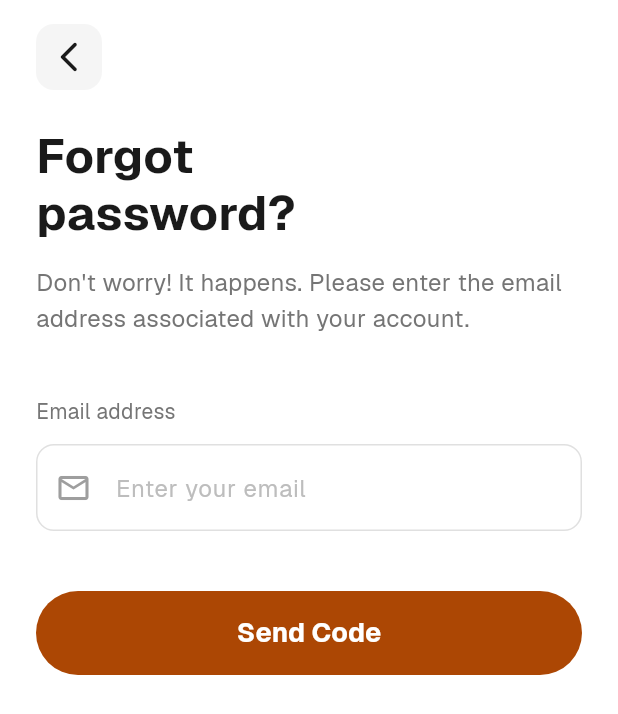
After one commit to iyamujoshua/seedly, a Flutter app: the ForgotPasswordScreen screen opened directly, on a phone screen of 412 x 824 dp. The commit adds this screen. Shown: the top 714 px of the screen. Run offline on Flutter 3.47's test engine with Material 3 defaults, Android fonts, the phone set to English and light mode, and no system bars; project files that could hold a hidden picture were left out.

Commit message:
feat: Implement forgot password and OTP verification flows, introducing a new reusable back button component.

```diff
--- /dev/null
+++ b/lib/components/back_button.dart
@@ -0,0 +1,36 @@
+import 'package:flutter/material.dart';
+
+class UniversalBackButton extends StatelessWidget {
+  final VoidCallback? onPressed;
+  final Color? iconColor;
+  final double size;
+
+  const UniversalBackButton({
+    super.key,
+    this.onPressed,
+    this.iconColor,
+    this.size = 24,
+  });
+
+  @override
+  Widget build(BuildContext context) {
+    return GestureDetector(
+      onTap: onPressed ?? () => Navigator.of(context).pop(),
+      child: Container(
+        width: 44,
+        height: 44,
+        decoration: BoxDecoration(
+          color: Colors.grey.shade100,
+          borderRadius: BorderRadius.circular(12),
+        ),
+        child: Center(
+          child: Icon(
+            Icons.arrow_back_ios_new_rounded,
+            color: iconColor ?? const Color(0xFF1A1A1A),
+            size: size,
+          ),
+        ),
+      ),
+    );
+  }
+}
--- /dev/null
+++ b/lib/screens/auth/forgot_password_screen.dart
@@ -0,0 +1,160 @@
+import 'package:flutter/material.dart';
+import 'package:seedly/components/back_button.dart';
+import 'otp_screen.dart';
+
+class ForgotPasswordScreen extends StatefulWidget {
+  const ForgotPasswordScreen({super.key});
+
+  @override
+  State<ForgotPasswordScreen> createState() => _ForgotPasswordScreenState();
+}
+
+class _ForgotPasswordScreenState extends State<ForgotPasswordScreen> {
+  final _emailController = TextEditingController();
+
+  // Brand color
+  static const Color _brandColor = Color.fromARGB(255, 172, 71, 4);
+
+  @override
+  void dispose() {
+    _emailController.dispose();
+    super.dispose();
+  }
+
+  void _handleSendCode() {
+    // TODO: Implement send code logic
+    // Navigate to OTP screen after sending code
+    if (_emailController.text.isNotEmpty) {
+      Navigator.push(
+        context,
+        MaterialPageRoute(
+          builder: (context) => OtpScreen(email: _emailController.text),
+        ),
+      );
+    }
+  }
+
+  @override
+  Widget build(BuildContext context) {
+    return Scaffold(
+      backgroundColor: Colors.white,
+      body: SafeArea(
+        child: SingleChildScrollView(
+          padding: const EdgeInsets.symmetric(horizontal: 24),
+          child: Column(
+            crossAxisAlignment: CrossAxisAlignment.start,
+            children: [
+              const SizedBox(height: 16),
+
+              // Back button
+              const UniversalBackButton(),
+
+              const SizedBox(height: 24),
+
+              // Title
+              const Text(
+                'Forgot\npassword?',
+                style: TextStyle(
+                  fontFamily: 'Geist',
+                  fontSize: 32,
+                  fontWeight: FontWeight.bold,
+                  color: Color(0xFF1A1A1A),
+                  height: 1.2,
+                ),
+              ),
+
+              const SizedBox(height: 16),
+
+              // Description
+              Text(
+                'Don\'t worry! It happens. Please enter the email address associated with your account.',
+                style: TextStyle(
+                  fontFamily: 'Geist',
+                  fontSize: 16,
+                  color: Colors.grey.shade600,
+                  height: 1.5,
+                ),
+              ),
+
+              const SizedBox(height: 40),
+
+              // Email field label
+              Text(
+                'Email address',
+                style: TextStyle(
+                  fontFamily: 'Geist',
+                  fontSize: 14,
+                  color: Colors.grey.shade600,
+                ),
+              ),
+              const SizedBox(height: 12),
+
+              // Email field
+              Container(
+                decoration: BoxDecoration(
+                  borderRadius: BorderRadius.circular(12),
+                  border: Border.all(color: Colors.grey.shade300, width: 1),
+                ),
+                child: TextField(
+                  controller: _emailController,
+                  keyboardType: TextInputType.emailAddress,
+                  style: const TextStyle(
+                    fontFamily: 'Geist',
+                    color: Color(0xFF1A1A1A),
+                    fontSize: 16,
+                  ),
+                  decoration: InputDecoration(
+                    hintText: 'Enter your email',
+                    hintStyle: TextStyle(
+                      fontFamily: 'Geist',
+                      color: Colors.grey.shade400,
+                      fontSize: 16,
+                    ),
+                    border: InputBorder.none,
+                    contentPadding: const EdgeInsets.symmetric(
+                      horizontal: 16,
+                      vertical: 16,
+                    ),
+                    prefixIcon: Icon(
+                      Icons.email_outlined,
+                      color: Colors.grey.shade500,
+                    ),
+                  ),
+                ),
+              ),
+
+              const SizedBox(height: 40),
+
+              // Send code button
+              SizedBox(
+                width: double.infinity,
+                height: 56,
+                child: ElevatedButton(
+                  onPressed: _handleSendCode,
+                  style: ElevatedButton.styleFrom(
+                    backgroundColor: _brandColor,
+                    foregroundColor: Colors.white,
+                    elevation: 0,
+                    shape: RoundedRectangleBorder(
+                      borderRadius: BorderRadius.circular(28),
+                    ),
+                  ),
+                  child: const Text(
+                    'Send Code',
+                    style: TextStyle(
+                      fontFamily: 'Geist',
+                      fontSize: 18,
+                      fontWeight: FontWeight.w600,
+                    ),
+                  ),
+                ),
+              ),
+
+              const SizedBox(height: 40),
+            ],
+          ),
+        ),
+      ),
+    );
+  }
+}
```
Also changed, not shown: lib/screens/auth/login_screen.dart (+14 -2 lines), lib/screens/auth/otp_screen.dart (added, +230 -0 lines), lib/screens/auth/signup_screen.dart (+7 -1 lines).
